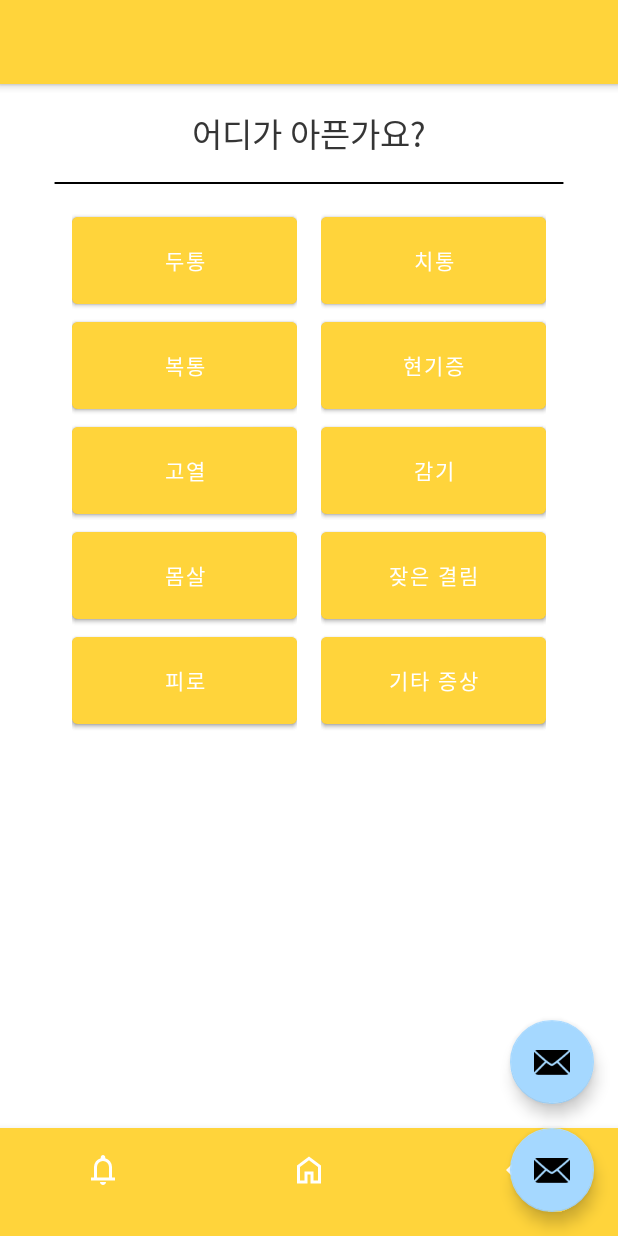
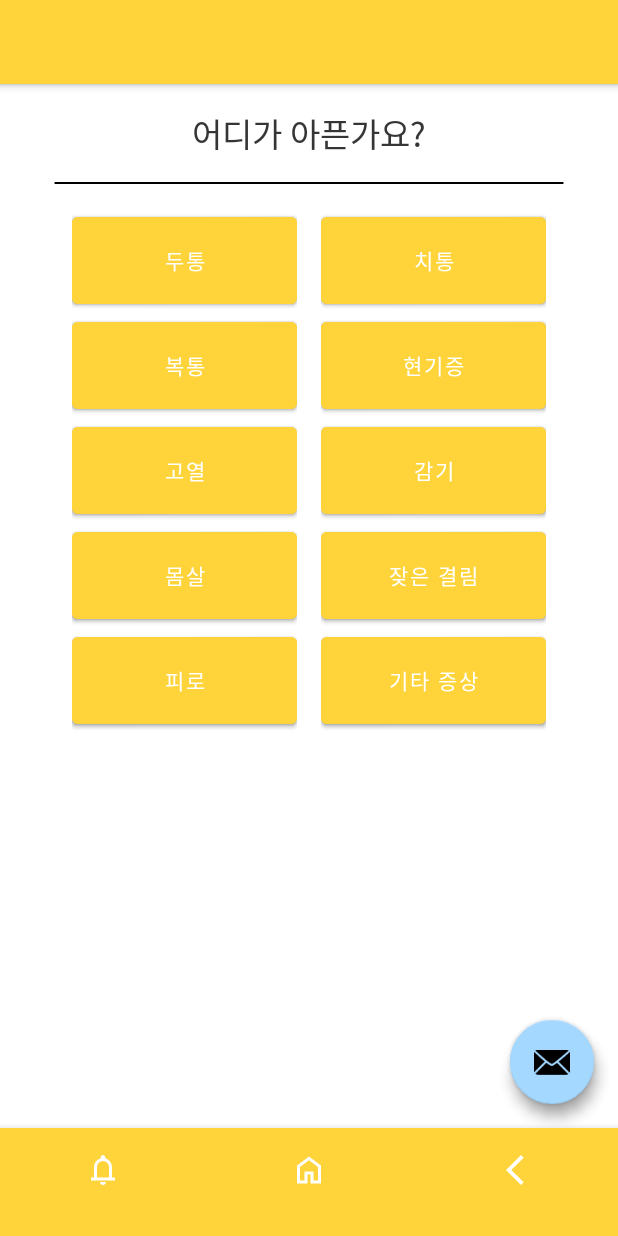
Before and after one commit to ParkDaeHee3/app_test_helper, an Android app: the screen it shows after launch (MainActivity), on a phone screen of 412 x 824 dp. Run offline under Robolectric (Android 15) with nearby library versions, the phone set to English and light mode, and no system bars; our stand-ins replace navigation-ui; libraries missing offline, so code that uses them is left out: com.kakao.vectormap; 1 statement that could not run was skipped.

```diff
--- a/app/src/main/java/com/example/app_test_helper/ui/bottom_nav/bottom_navFragment.java
+++ b/app/src/main/java/com/example/app_test_helper/ui/bottom_nav/bottom_navFragment.java
@@ -14,6 +14,6 @@ public class bottom_navFragment extends Fragment {
     @Override
     public View onCreateView(@NonNull LayoutInflater inflater, @Nullable ViewGroup container, @Nullable Bundle savedInstanceState) {
         // Inflate your fragment layout here
-        return inflater.inflate(R.layout.app_bar_main, container, false);
+        return inflater.inflate(R.layout.activity_main, container, false);
     }
 }
```
